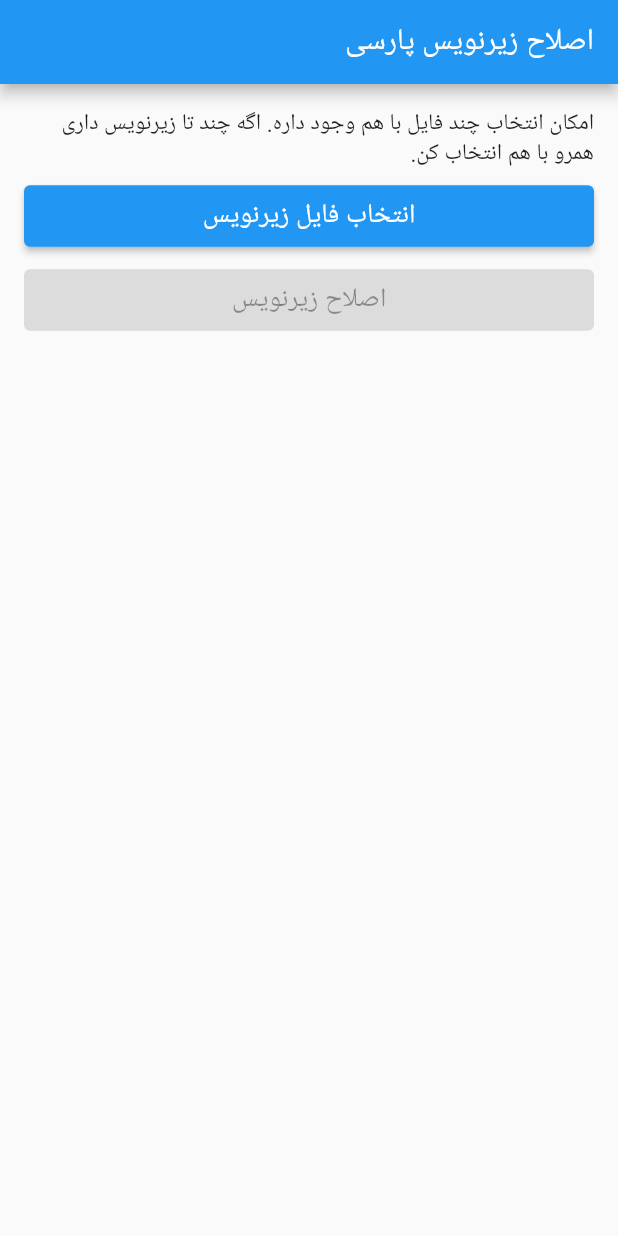
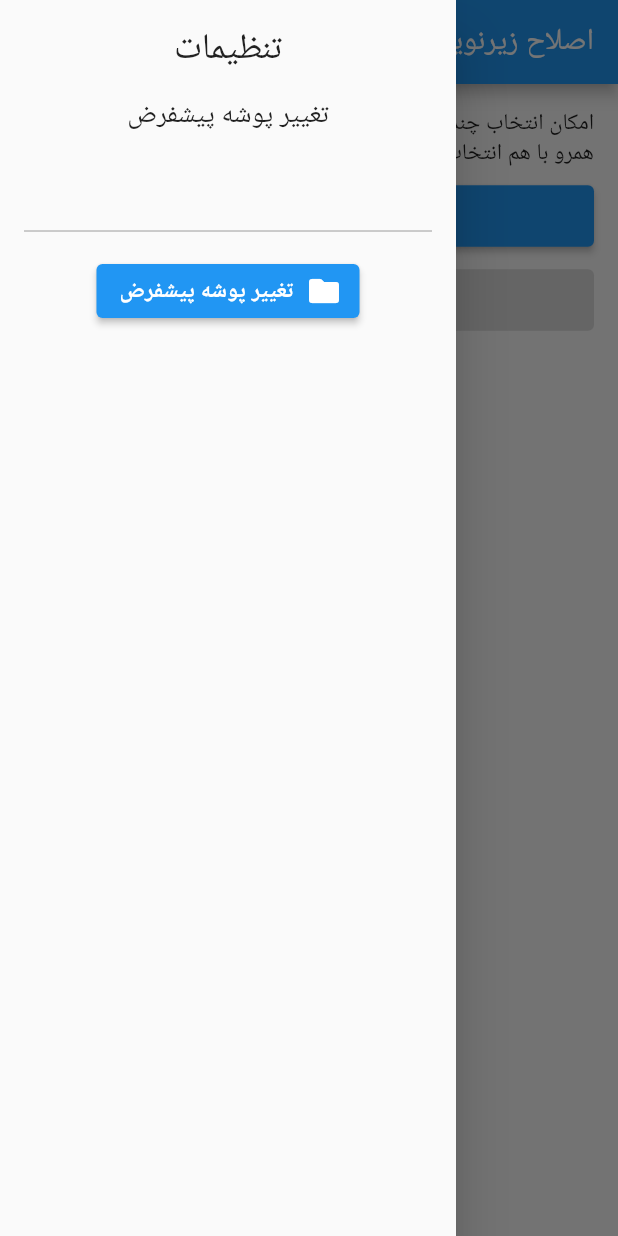
Before and after one commit to moheb2000/persian_subtitle_fixer_flutter, a Flutter app: the MainScreen screen opened directly, with the side drawer open (before the commit the screen has no drawer), on a phone screen of 412 x 824 dp. Run offline on Flutter 3.47's test engine with Material 2 defaults, Android fonts, the light colour scheme and no system bars; our stand-ins replace file_picker, introduction_screen, permission_handler, shared_preferences; missing offline and left inert: easy_folder_picker, enough_convert, persian_fonts; accounts and stored records are empty.

Commit message:
Add settings drawer

```diff
--- a/lib/src/languages/fa_lang.dart
+++ b/lib/src/languages/fa_lang.dart
@@ -14,4 +14,6 @@ class FaLang {
   static const chooseFileButton = 'انتخاب فایل زیرنویس';
   static const fixButton = 'اصلاح زیرنویس';
   static const multipleFileChooseHint = 'امکان انتخاب چند فایل با هم وجود داره. اگه چند تا زیرنویس داری همرو با هم انتخاب کن.';
+  static const settingsTitle = 'تنظیمات';
+  static const changeDefaultFolderSettings = 'تغییر پوشه پیشفرض';
 }
--- a/lib/src/screens/main_screen.dart
+++ b/lib/src/screens/main_screen.dart
@@ -1,7 +1,7 @@
 import 'package:flutter/material.dart';
 import '../widgets/choose_file_widget.dart';
 import '../languages/fa_lang.dart';
-
+import '../widgets/settings_drawer_widget.dart';
 
 class MainScreen extends StatelessWidget {
   @override
@@ -9,8 +9,19 @@ class MainScreen extends StatelessWidget {
     return Scaffold(
       appBar: AppBar(
         title: Text(FaLang.mainScreenTitle),
+        actions: [
+          Builder(
+            builder: (context) => IconButton(
+              onPressed: () {
+                Scaffold.of(context).openEndDrawer();
+              },
+              icon: Icon(Icons.settings_rounded),
+            ),
+          ),
+        ],
       ),
       body: ChooseFileWidget(),
+      endDrawer: SettingsDrawerWidget(),
     );
   }
 }
--- /dev/null
+++ b/lib/src/widgets/settings_drawer_widget.dart
@@ -0,0 +1,88 @@
+import 'dart:io';
+
+import 'package:easy_folder_picker/FolderPicker.dart';
+import 'package:flutter/material.dart';
+import 'package:shared_preferences/shared_preferences.dart';
+
+import '../languages/fa_lang.dart';
+
+class SettingsDrawerWidget extends StatefulWidget {
+  @override
+  _SettingsDrawerWidgetState createState() => _SettingsDrawerWidgetState();
+}
+
+class _SettingsDrawerWidgetState extends State<SettingsDrawerWidget> {
+  late SharedPreferences prefs;
+
+  @override
+  Widget build(BuildContext context) {
+    return SafeArea(
+      child: Drawer(
+        child: SingleChildScrollView(
+          child: Container(
+            padding: EdgeInsets.symmetric(vertical: 0, horizontal: 16),
+            child: Column(
+              children: [
+                separator(),
+                Text(
+                  FaLang.settingsTitle,
+                  style: TextStyle(
+                    fontSize: 24,
+                  ),
+                ),
+                separator(),
+                Text(
+                  FaLang.changeDefaultFolderSettings,
+                  style: TextStyle(
+                    fontSize: 18,
+                  ),
+                ),
+                separator(),
+                FutureBuilder(
+                  future: SharedPreferences.getInstance(),
+                  builder: (context, AsyncSnapshot<SharedPreferences> snapshot) {
+                    return TextField(
+                      enabled: false,
+                      decoration: InputDecoration(
+                        hintText: snapshot.hasData ? snapshot.data!.getString('subtitlePath') : '',
+                        hintTextDirection: TextDirection.ltr,
+                      ),
+                    );
+                  },
+                ),
+                separator(),
+                ElevatedButton.icon(
+                  onPressed: () async {
+                    prefs = await SharedPreferences.getInstance();
+
+                    Directory? defaultPathDirectory = await FolderPicker.pick(
+                        allowFolderCreation: true,
+                        context: context,
+                        rootDirectory: Directory(FolderPicker.ROOTPATH),
+                        shape: RoundedRectangleBorder(
+                            borderRadius: BorderRadius.all(Radius.circular(10))));
+
+                    if (defaultPathDirectory != null) {
+                      await prefs.setString(
+                          'subtitlePath', defaultPathDirectory.path);
+                    }
+                    setState(() {});
+                  },
+                  icon: Icon(Icons.folder_rounded),
+                  label: Text(FaLang.changeDefaultFolderSettings),
+                ),
+                separator(),
+              ],
+            ),
+          ),
+        ),
+      ),
+    );
+  }
+
+  Widget separator() {
+    return SizedBox(
+      height: 16,
+    );
+  }
+}
```
